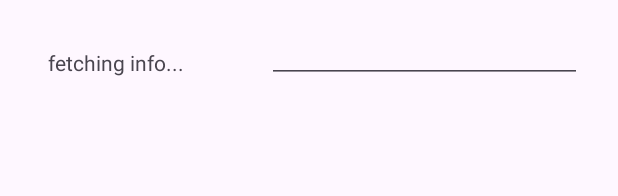
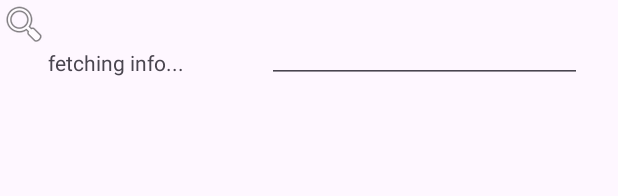
Before and after one commit to amemelili/atmosphere, an Android app: the layout activity_main.xml on its own in the app's theme, with its tools: preview values and no code run, on a phone screen of 412 x 824 dp. Shown: the top 196 px of the screen. Run offline under Robolectric (Android 15) with nearby library versions, the phone set to English and light mode, and no system bars.

Commit message:
nouvelle activité

```diff
--- a/app/src/main/java/com/example/atmosphere/ApiService.kt
+++ b/app/src/main/java/com/example/atmosphere/ApiService.kt
@@ -1,11 +1,11 @@
 package com.example.atmosphere
 
-import com.example.atmosphere.UserData
+import com.example.atmosphere.DailyWeather
 import retrofit.Call
 import retrofit.http.GET
 
 interface ApiService {
 
     @GET(" ")
-    fun fetchData() : Call<UserData>
+    fun fetchData() : Call<DailyWeather>
 }
--- a/app/src/main/java/com/example/atmosphere/UserData.kt
+++ b/app/src/main/java/com/example/atmosphere/DailyWeather.kt
@@ -1,6 +1,6 @@
 package com.example.atmosphere
 
-data class UserData(
+data class DailyWeather(
     var latitude : Float,
     var longitude : Float,
     var generationtime_ms : Float,
--- a/app/src/main/res/layout/activity_main.xml
+++ b/app/src/main/res/layout/activity_main.xml
@@ -27,10 +27,11 @@
         android:id="@+id/recycler_view"
         android:layout_width="match_parent"
         android:layout_height="match_parent"
-        android:layout_marginTop="64dp"
+        android:layout_marginTop="52dp"
         android:scrollbars="vertical"
         app:layoutManager="LinearLayoutManager"
-        app:layout_constraintTop_toTopOf="parent" />
+        app:layout_constraintTop_toTopOf="parent"
+        tools:layout_editor_absoluteX="48dp" />
 
     <EditText
         android:id="@+id/editPlace"
@@ -43,4 +44,12 @@
         app:layout_constraintEnd_toEndOf="parent"
         app:layout_constraintTop_toTopOf="parent" />
 
+    <ImageView
+        android:id="@+id/searchIcon"
+        android:layout_width="wrap_content"
+        android:layout_height="wrap_content"
+        app:srcCompat="@android:drawable/ic_menu_search"
+        tools:layout_editor_absoluteX="244dp"
+        tools:layout_editor_absoluteY="88dp" />
+
 </androidx.constraintlayout.widget.ConstraintLayout>
```
Also changed, not shown: app/src/main/AndroidManifest.xml (+8 -3 lines), app/src/main/java/com/example/atmosphere/ApiCall.kt (+6 -6 lines), app/src/main/java/com/example/atmosphere/MainActivity.kt (+12 -4 lines), app/src/main/java/com/example/atmosphere/SearchActivity.kt (added, +11 -0 lines), app/src/main/res/layout/activity_search.xml (added, +9 -0 lines).
